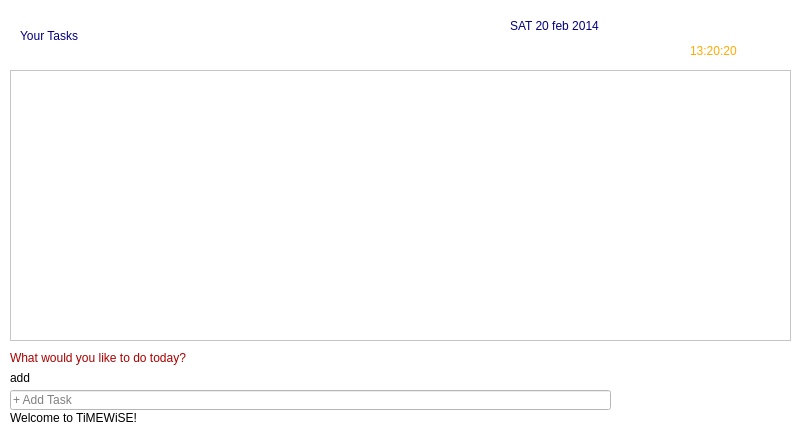
This is TimeWiseGUI/timewisegui.ui in terencelimzhengwei/cs2103jan2014-t17-3c as Qt 5 draws it before an edit. The edited form follows.
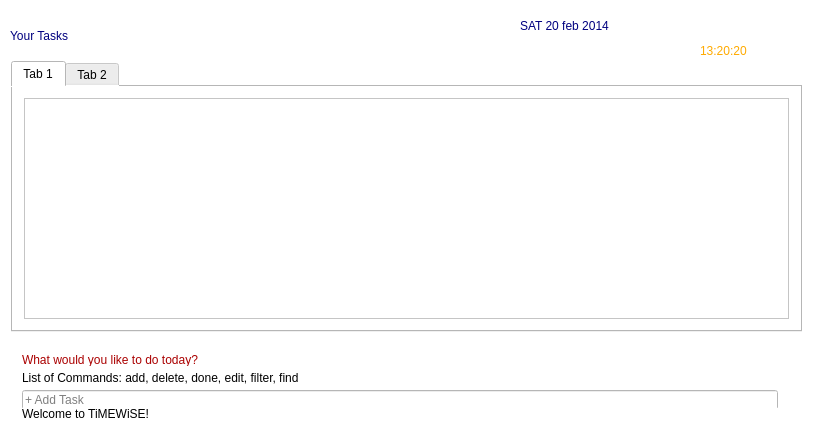
This is the edited form. The open tabs and pages were chosen to show the change. Icons and pictures are not drawn.

Patch:
```diff
--- a/TimeWiseGUI/timewisegui.ui
+++ b/TimeWiseGUI/timewisegui.ui
@@ -6,7 +6,7 @@
    <rect>
     <x>0</x>
     <y>0</y>
-    <width>802</width>
+    <width>815</width>
     <height>436</height>
    </rect>
   </property>
@@ -18,7 +18,7 @@
   </property>
   <property name="maximumSize">
    <size>
-    <width>802</width>
+    <width>815</width>
     <height>436</height>
    </size>
   </property>
@@ -29,43 +29,12 @@
    <string notr="true">background-color: rgb(255, 255, 255);</string>
   </property>
   <widget class="QWidget" name="centralWidget">
-   <widget class="QLineEdit" name="lineEdit">
-    <property name="geometry">
-     <rect>
-      <x>10</x>
-      <y>390</y>
-      <width>601</width>
-      <height>20</height>
-     </rect>
-    </property>
-    <property name="minimumSize">
-     <size>
-      <width>601</width>
-      <height>20</height>
-     </size>
-    </property>
-    <property name="maximumSize">
-     <size>
-      <width>800</width>
-      <height>20</height>
-     </size>
-    </property>
-    <property name="toolTip">
-     <string>&lt;html&gt;&lt;head/&gt;&lt;body&gt;&lt;p&gt;input commands here.&lt;/p&gt;&lt;/body&gt;&lt;/html&gt;</string>
-    </property>
-    <property name="text">
-     <string/>
-    </property>
-    <property name="placeholderText">
-     <string>+ Add Task</string>
-    </property>
-   </widget>
    <widget class="QLabel" name="label_task">
     <property name="geometry">
      <rect>
-      <x>20</x>
+      <x>10</x>
       <y>10</y>
-      <width>181</width>
+      <width>281</width>
       <height>51</height>
      </rect>
     </property>
@@ -77,81 +46,12 @@
      <string>Your Tasks</string>
     </property>
    </widget>
-   <widget class="QLabel" name="label_mlog">
-    <property name="geometry">
-     <rect>
-      <x>10</x>
-      <y>410</y>
-      <width>251</width>
-      <height>16</height>
-     </rect>
-    </property>
-    <property name="text">
-     <string>Welcome to TiMEWiSE!</string>
-    </property>
-   </widget>
-   <widget class="QLabel" name="label_help">
-    <property name="geometry">
-     <rect>
-      <x>10</x>
-      <y>370</y>
-      <width>371</width>
-      <height>16</height>
-     </rect>
-    </property>
-    <property name="text">
-     <string>add &lt;task description&gt;&lt;duedate&gt;&lt;category&gt;&lt;priority&gt;</string>
-    </property>
-   </widget>
-   <widget class="QLabel" name="label_desc">
-    <property name="geometry">
-     <rect>
-      <x>10</x>
-      <y>350</y>
-      <width>241</width>
-      <height>16</height>
-     </rect>
-    </property>
-    <property name="styleSheet">
-     <string notr="true">font: 75 12pt &quot;Rockwell Condensed&quot;;
-color: rgb(170, 0, 0);</string>
-    </property>
-    <property name="text">
-     <string>What would you like to do today?</string>
-    </property>
-   </widget>
-   <widget class="QTableView" name="tableView">
-    <property name="geometry">
-     <rect>
-      <x>10</x>
-      <y>70</y>
-      <width>781</width>
-      <height>271</height>
-     </rect>
-    </property>
-   </widget>
-   <widget class="QLabel" name="label_logo">
-    <property name="geometry">
-     <rect>
-      <x>620</x>
-      <y>370</y>
-      <width>181</width>
-      <height>51</height>
-     </rect>
-    </property>
-    <property name="styleSheet">
-     <string notr="true">background-image: url(:/TimeWiseGUI/123.jpg);</string>
-    </property>
-    <property name="text">
-     <string/>
-    </property>
-   </widget>
    <widget class="QLabel" name="label_date">
     <property name="geometry">
      <rect>
-      <x>510</x>
+      <x>520</x>
       <y>10</y>
-      <width>291</width>
+      <width>271</width>
       <height>31</height>
      </rect>
     </property>
@@ -166,9 +66,9 @@
    <widget class="QLabel" name="label_time">
     <property name="geometry">
      <rect>
-      <x>690</x>
+      <x>700</x>
       <y>40</y>
-      <width>101</width>
+      <width>111</width>
       <height>21</height>
      </rect>
     </property>
@@ -180,6 +80,120 @@
      <string>13:20:20</string>
     </property>
    </widget>
+   <widget class="QTabWidget" name="tabWidget">
+    <property name="geometry">
+     <rect>
+      <x>11</x>
+      <y>61</y>
+      <width>791</width>
+      <height>271</height>
+     </rect>
+    </property>
+    <property name="currentIndex">
+     <number>1</number>
+    </property>
+    <widget class="QWidget" name="tab">
+     <attribute name="title">
+      <string>Tab 1</string>
+     </attribute>
+     <layout class="QVBoxLayout" name="verticalLayout_2">
+      <item>
+       <widget class="QTableView" name="tableView"/>
+      </item>
+     </layout>
+    </widget>
+    <widget class="QWidget" name="tab_2">
+     <attribute name="title">
+      <string>Tab 2</string>
+     </attribute>
+    </widget>
+   </widget>
+   <widget class="QWidget" name="">
+    <property name="geometry">
+     <rect>
+      <x>11</x>
+      <y>343</y>
+      <width>791</width>
+      <height>87</height>
+     </rect>
+    </property>
+    <layout class="QHBoxLayout" name="horizontalLayout">
+     <item>
+      <layout class="QVBoxLayout" name="verticalLayout">
+       <item>
+        <widget class="QLabel" name="label_desc">
+         <property name="styleSheet">
+          <string notr="true">font: 75 12pt &quot;Rockwell Condensed&quot;;
+color: rgb(170, 0, 0);</string>
+         </property>
+         <property name="text">
+          <string>What would you like to do today?</string>
+         </property>
+        </widget>
+       </item>
+       <item>
+        <widget class="QLabel" name="label_help">
+         <property name="text">
+          <string>List of Commands: add, delete, done, edit, filter, find</string>
+         </property>
+        </widget>
+       </item>
+       <item>
+        <widget class="QLineEdit" name="userInput">
+         <property name="minimumSize">
+          <size>
+           <width>601</width>
+           <height>20</height>
+          </size>
+         </property>
+         <property name="maximumSize">
+          <size>
+           <width>800</width>
+           <height>20</height>
+          </size>
+         </property>
+         <property name="toolTip">
+          <string>&lt;html&gt;&lt;head/&gt;&lt;body&gt;&lt;p&gt;input commands here.&lt;/p&gt;&lt;/body&gt;&lt;/html&gt;</string>
+         </property>
+         <property name="text">
+          <string/>
+         </property>
+         <property name="placeholderText">
+          <string>+ Add Task</string>
+         </property>
+        </widget>
+       </item>
+       <item>
+        <widget class="QLabel" name="label_mlog">
+         <property name="text">
+          <string>Welcome to TiMEWiSE!</string>
+         </property>
+        </widget>
+       </item>
+      </layout>
+     </item>
+     <item>
+      <widget class="QLabel" name="label">
+       <property name="text">
+        <string/>
+       </property>
+       <property name="pixmap">
+        <pixmap resource="timewisegui.qrc">:/TimeWiseGUI/123.jpg</pixmap>
+       </property>
+      </widget>
+     </item>
+    </layout>
+   </widget>
+   <zorder>userInput</zorder>
+   <zorder>label_task</zorder>
+   <zorder>label_mlog</zorder>
+   <zorder>label_help</zorder>
+   <zorder>label_desc</zorder>
+   <zorder>label_date</zorder>
+   <zorder>label_time</zorder>
+   <zorder></zorder>
+   <zorder>label</zorder>
+   <zorder>tabWidget</zorder>
   </widget>
  </widget>
  <layoutdefault spacing="6" margin="11"/>
```
Left out of the diff: 19 changed lines with no effect on the pictures.
